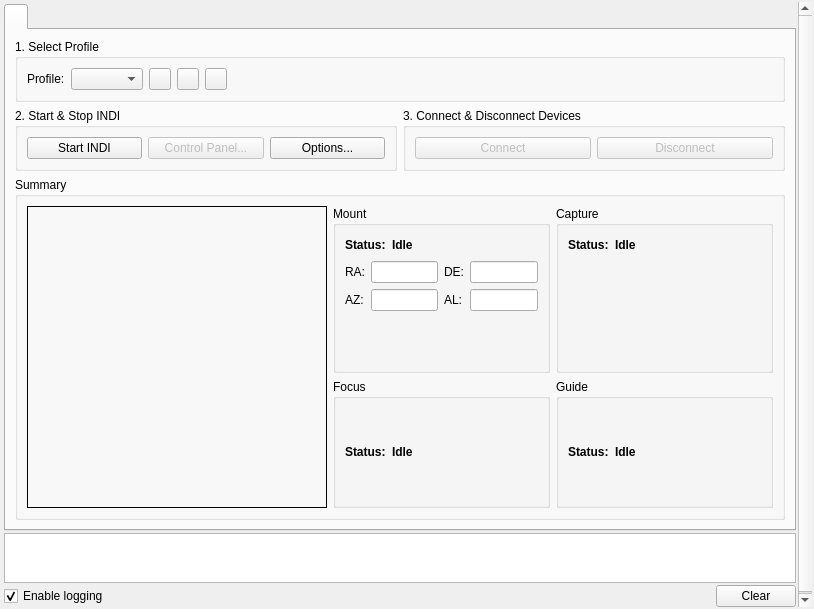
The window that kstars/ekos/ekosmanager.ui (KDE/kstars) describes before a commit, drawn with Qt 5.
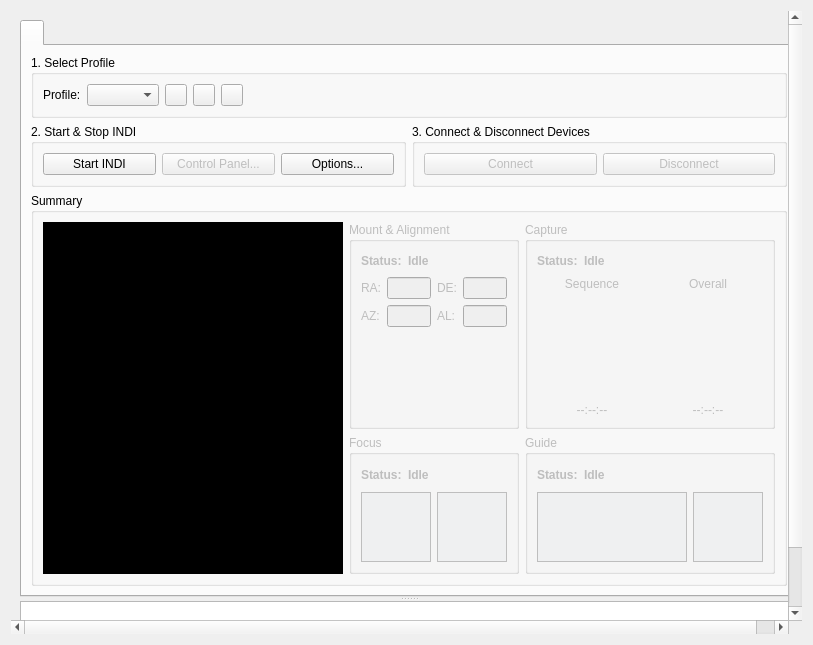
The same window after the commit. Icons and pictures are not drawn. Custom widgets are drawn as their Qt base class.

Diff of the .ui file:
```diff
--- a/kstars/ekos/ekosmanager.ui
+++ b/kstars/ekos/ekosmanager.ui
@@ -6,8 +6,8 @@
    <rect>
     <x>0</x>
     <y>0</y>
-    <width>814</width>
-    <height>609</height>
+    <width>813</width>
+    <height>645</height>
    </rect>
   </property>
   <property name="baseSize">
@@ -19,25 +19,7 @@
   <property name="windowTitle">
    <string>Ekos</string>
   </property>
-  <layout class="QVBoxLayout" name="verticalLayout_3">
-   <property name="spacing">
-    <number>2</number>
-   </property>
-   <property name="sizeConstraint">
-    <enum>QLayout::SetMinAndMaxSize</enum>
-   </property>
-   <property name="leftMargin">
-    <number>2</number>
-   </property>
-   <property name="topMargin">
-    <number>2</number>
-   </property>
-   <property name="rightMargin">
-    <number>2</number>
-   </property>
-   <property name="bottomMargin">
-    <number>2</number>
-   </property>
+  <layout class="QVBoxLayout" name="verticalLayout_7">
    <item>
     <widget class="QScrollArea" name="ekosScrollArea">
      <property name="sizePolicy">
@@ -72,8 +54,8 @@
        <rect>
         <x>0</x>
         <y>0</y>
-        <width>810</width>
-        <height>605</height>
+        <width>799</width>
+        <height>631</height>
        </rect>
       </property>
       <property name="sizePolicy">
@@ -88,26 +70,12 @@
         <height>0</height>
        </size>
       </property>
-      <layout class="QVBoxLayout" name="verticalLayout_2">
-       <property name="spacing">
-        <number>2</number>
-       </property>
-       <property name="sizeConstraint">
-        <enum>QLayout::SetMinAndMaxSize</enum>
-       </property>
-       <property name="leftMargin">
-        <number>2</number>
-       </property>
-       <property name="topMargin">
-        <number>2</number>
-       </property>
-       <property name="rightMargin">
-        <number>2</number>
-       </property>
-       <property name="bottomMargin">
-        <number>2</number>
-       </property>
+      <layout class="QVBoxLayout" name="verticalLayout_3">
        <item>
+        <widget class="QSplitter" name="splitter">
+         <property name="orientation">
+          <enum>Qt::Vertical</enum>
+         </property>
         <widget class="QTabWidget" name="toolsWidget">
          <property name="sizePolicy">
           <sizepolicy hsizetype="Preferred" vsizetype="Preferred">
@@ -322,6 +290,9 @@
            </item>
            <item>
             <widget class="QGroupBox" name="summaryGroup">
+              <property name="enabled">
+               <bool>true</bool>
+              </property>
              <property name="sizePolicy">
               <sizepolicy hsizetype="Preferred" vsizetype="Preferred">
                <horstretch>0</horstretch>
@@ -337,11 +308,11 @@
              <property name="title">
               <string>Summary</string>
              </property>
-             <layout class="QHBoxLayout" name="horizontalLayout_8">
+              <layout class="QHBoxLayout" name="horizontalLayout_8" stretch="1,2">
               <item>
                <widget class="QLabel" name="fitsImage">
                 <property name="sizePolicy">
-                 <sizepolicy hsizetype="Expanding" vsizetype="Expanding">
+                  <sizepolicy hsizetype="Preferred" vsizetype="Preferred">
                   <horstretch>0</horstretch>
                   <verstretch>0</verstretch>
                  </sizepolicy>
@@ -361,8 +332,11 @@
                 <property name="cursor">
                  <cursorShape>ArrowCursor</cursorShape>
                 </property>
+                 <property name="styleSheet">
+                  <string notr="true">background-color:black;</string>
+                 </property>
                 <property name="frameShape">
-                 <enum>QFrame::Box</enum>
+                  <enum>QFrame::NoFrame</enum>
                 </property>
                 <property name="text">
                  <string/>
@@ -371,7 +345,10 @@
                  <pixmap resource="../data/kstars.qrc">:/images/noimage.png</pixmap>
                 </property>
                 <property name="scaledContents">
-                 <bool>true</bool>
+                  <bool>false</bool>
+                 </property>
+                 <property name="alignment">
+                  <set>Qt::AlignCenter</set>
                 </property>
                </widget>
               </item>
@@ -379,8 +356,11 @@
                <layout class="QGridLayout" name="gridLayout" rowstretch="1,1" columnstretch="1,1">
                 <item row="0" column="0">
                  <widget class="QGroupBox" name="mountGroup">
+                   <property name="enabled">
+                    <bool>false</bool>
+                   </property>
                   <property name="title">
-                   <string>Mount</string>
+                    <string>Mount &amp;&amp; Alignment</string>
                   </property>
                   <layout class="QVBoxLayout" name="verticalLayout_4">
                    <item>
@@ -519,10 +499,13 @@
                 </item>
                 <item row="0" column="1">
                  <widget class="QGroupBox" name="captureGroup">
+                   <property name="enabled">
+                    <bool>false</bool>
+                   </property>
                   <property name="title">
                    <string>Capture</string>
                   </property>
-                  <layout class="QVBoxLayout" name="verticalLayout_6">
+                   <layout class="QVBoxLayout" name="verticalLayout_10">
                    <item>
                     <layout class="QHBoxLayout" name="captureStatusLayout">
                      <item>
@@ -561,6 +544,20 @@
                     </layout>
                    </item>
                    <item>
+                     <layout class="QHBoxLayout" name="horizontalLayout_12">
+                      <item>
+                       <layout class="QVBoxLayout" name="verticalLayout_5">
+                        <item>
+                         <widget class="QLabel" name="sequenceLabel">
+                          <property name="text">
+                           <string>Sequence</string>
+                          </property>
+                          <property name="alignment">
+                           <set>Qt::AlignCenter</set>
+                          </property>
+                         </widget>
+                        </item>
+                        <item>
                     <layout class="QHBoxLayout" name="horizontalLayout_7">
                      <item>
                       <spacer name="horizontalSpacer_7">
@@ -569,16 +566,16 @@
                        </property>
                        <property name="sizeHint" stdset="0">
                         <size>
-                         <width>40</width>
+                              <width>13</width>
                          <height>20</height>
                         </size>
                        </property>
                       </spacer>
                      </item>
                      <item>
-                      <widget class="QRoundProgressBar" name="captureProgress" native="true">
+                           <widget class="QRoundProgressBar" name="sequenceProgress" native="true">
                        <property name="enabled">
-                        <bool>true</bool>
+                             <bool>false</bool>
                        </property>
                        <property name="minimumSize">
                         <size>
@@ -592,7 +589,10 @@
                          <height>100</height>
                         </size>
                        </property>
-                       <layout class="QVBoxLayout" name="verticalLayout_5"/>
+                            <property name="styleSheet">
+                             <string notr="true"/>
+                            </property>
+                            <layout class="QVBoxLayout" name="verticalLayout_11"/>
                       </widget>
                      </item>
                      <item>
@@ -602,11 +602,99 @@
                        </property>
                        <property name="sizeHint" stdset="0">
                         <size>
-                         <width>40</width>
+                              <width>13</width>
                          <height>20</height>
                         </size>
                        </property>
                       </spacer>
+                          </item>
+                         </layout>
+                        </item>
+                        <item>
+                         <widget class="QLabel" name="sequenceRemainingTime">
+                          <property name="text">
+                           <string>--:--:--</string>
+                          </property>
+                          <property name="alignment">
+                           <set>Qt::AlignCenter</set>
+                          </property>
+                         </widget>
+                        </item>
+                       </layout>
+                      </item>
+                      <item>
+                       <layout class="QVBoxLayout" name="verticalLayout_6">
+                        <item>
+                         <widget class="QLabel" name="overallLabel">
+                          <property name="text">
+                           <string>Overall</string>
+                          </property>
+                          <property name="alignment">
+                           <set>Qt::AlignCenter</set>
+                          </property>
+                         </widget>
+                        </item>
+                        <item>
+                         <layout class="QHBoxLayout" name="horizontalLayout_11">
+                          <item>
+                           <spacer name="horizontalSpacer_10">
+                            <property name="orientation">
+                             <enum>Qt::Horizontal</enum>
+                            </property>
+                            <property name="sizeHint" stdset="0">
+                             <size>
+                              <width>13</width>
+                              <height>20</height>
+                             </size>
+                            </property>
+                           </spacer>
+                          </item>
+                          <item>
+                           <widget class="QRoundProgressBar" name="captureProgress" native="true">
+                            <property name="enabled">
+                             <bool>false</bool>
+                            </property>
+                            <property name="minimumSize">
+                             <size>
+                              <width>100</width>
+                              <height>100</height>
+                             </size>
+                            </property>
+                            <property name="maximumSize">
+                             <size>
+                              <width>100</width>
+                              <height>100</height>
+                             </size>
+                            </property>
+                            <layout class="QVBoxLayout" name="verticalLayout_14"/>
+                           </widget>
+                          </item>
+                          <item>
+                           <spacer name="horizontalSpacer_9">
+                            <property name="orientation">
+                             <enum>Qt::Horizontal</enum>
+                            </property>
+                            <property name="sizeHint" stdset="0">
+                             <size>
+                              <width>13</width>
+                              <height>20</height>
+                             </size>
+                            </property>
+                           </spacer>
+                          </item>
+                         </layout>
+                        </item>
+                        <item>
+                         <widget class="QLabel" name="overallRemainingTime">
+                          <property name="text">
+                           <string>--:--:--</string>
+                          </property>
+                          <property name="alignment">
+                           <set>Qt::AlignCenter</set>
+                          </property>
+                         </widget>
+                        </item>
+                       </layout>
                      </item>
                     </layout>
                    </item>
@@ -615,10 +703,22 @@
                 </item>
                 <item row="1" column="0">
                  <widget class="QGroupBox" name="focusGroup">
+                   <property name="enabled">
+                    <bool>false</bool>
+                   </property>
+                   <property name="sizePolicy">
+                    <sizepolicy hsizetype="Preferred" vsizetype="Preferred">
+                     <horstretch>0</horstretch>
+                     <verstretch>0</verstretch>
+                    </sizepolicy>
+                   </property>
                   <property name="title">
                    <string>Focus</string>
                   </property>
-                  <layout class="QVBoxLayout" name="focusVerticalLayout">
+                   <property name="flat">
+                    <bool>false</bool>
+                   </property>
+                   <layout class="QVBoxLayout" name="verticalLayout_2" stretch="1,3">
                    <item>
                     <layout class="QHBoxLayout" name="focusStatusLayout">
                      <item>
@@ -656,15 +756,182 @@
                      </item>
                     </layout>
                    </item>
+                    <item>
+                     <layout class="QHBoxLayout" name="horizontalLayout_9" stretch="0,0">
+                      <property name="sizeConstraint">
+                       <enum>QLayout::SetDefaultConstraint</enum>
+                      </property>
+                      <item>
+                       <widget class="QLabel" name="focusProfileImage">
+                        <property name="sizePolicy">
+                         <sizepolicy hsizetype="Preferred" vsizetype="Preferred">
+                          <horstretch>0</horstretch>
+                          <verstretch>0</verstretch>
+                         </sizepolicy>
+                        </property>
+                        <property name="minimumSize">
+                         <size>
+                          <width>70</width>
+                          <height>70</height>
+                         </size>
+                        </property>
+                        <property name="baseSize">
+                         <size>
+                          <width>0</width>
+                          <height>0</height>
+                         </size>
+                        </property>
+                        <property name="palette">
+                         <palette>
+                          <active>
+                           <colorrole role="Window">
+                            <brush brushstyle="SolidPattern">
+                             <color alpha="255">
+                              <red>0</red>
+                              <green>0</green>
+                              <blue>0</blue>
+                             </color>
+                            </brush>
+                           </colorrole>
+                          </active>
+                          <inactive>
+                           <colorrole role="Window">
+                            <brush brushstyle="SolidPattern">
+                             <color alpha="255">
+                              <red>0</red>
+                              <green>0</green>
+                              <blue>0</blue>
+                             </color>
+                            </brush>
+                           </colorrole>
+                          </inactive>
+                          <disabled>
+                           <colorrole role="Window">
+                            <brush brushstyle="SolidPattern">
+                             <color alpha="255">
+                              <red>239</red>
+                              <green>240</green>
+                              <blue>241</blue>
+                             </color>
+                            </brush>
+                           </colorrole>
+                          </disabled>
+                         </palette>
+                        </property>
+                        <property name="cursor">
+                         <cursorShape>ArrowCursor</cursorShape>
+                        </property>
+                        <property name="toolTip">
+                         <string>Focus Profile</string>
+                        </property>
+                        <property name="autoFillBackground">
+                         <bool>true</bool>
+                        </property>
+                        <property name="frameShape">
+                         <enum>QFrame::Panel</enum>
+                        </property>
+                        <property name="text">
+                         <string/>
+                        </property>
+                        <property name="pixmap">
+                         <pixmap resource="../data/kstars.qrc">:/images/noimage.png</pixmap>
+                        </property>
+                        <property name="scaledContents">
+                         <bool>false</bool>
+                        </property>
+                        <property name="alignment">
+                         <set>Qt::AlignCenter</set>
+                        </property>
+                       </widget>
+                      </item>
+                      <item>
+                       <widget class="QLabel" name="focusStarImage">
+                        <property name="sizePolicy">
+                         <sizepolicy hsizetype="Preferred" vsizetype="Preferred">
+                          <horstretch>0</horstretch>
+                          <verstretch>0</verstretch>
+                         </sizepolicy>
+                        </property>
+                        <property name="minimumSize">
+                         <size>
+                          <width>70</width>
+                          <height>70</height>
+                         </size>
+                        </property>
+                        <property name="palette">
+                         <palette>
+                          <active>
+                           <colorrole role="Window">
+                            <brush brushstyle="SolidPattern">
+                             <color alpha="255">
+                              <red>0</red>
+                              <green>0</green>
+                              <blue>0</blue>
+                             </color>
+                            </brush>
+                           </colorrole>
+                          </active>
+                          <inactive>
+                           <colorrole role="Window">
+                            <brush brushstyle="SolidPattern">
+                             <color alpha="255">
+                              <red>0</red>
+                              <green>0</green>
+                              <blue>0</blue>
+                             </color>
+                            </brush>
+                           </colorrole>
+                          </inactive>
+                          <disabled>
+                           <colorrole role="Window">
+                            <brush brushstyle="SolidPattern">
+                             <color alpha="255">
+                              <red>239</red>
+                              <green>240</green>
+                              <blue>241</blue>
+                             </color>
+                            </brush>
+                           </colorrole>
+                          </disabled>
+                         </palette>
+                        </property>
+                        <property name="toolTip">
+                         <string>Focus Star</string>
+                        </property>
+                        <property name="autoFillBackground">
+                         <bool>true</bool>
+                        </property>
+                        <property name="frameShape">
+                         <enum>QFrame::Panel</enum>
+                        </property>
+                        <property name="text">
+                         <string/>
+                        </property>
+                        <property name="pixmap">
+                         <pixmap resource="../data/kstars.qrc">:/images/noimage.png</pixmap>
+                        </property>
+                        <property name="scaledContents">
+                         <bool>false</bool>
+                        </property>
+                        <property name="alignment">
+                         <set>Qt::AlignCenter</set>
+                        </property>
+                       </widget>
+                      </item>
+                     </layout>
+                    </item>
                   </layout>
                  </widget>
                 </item>
                 <item row="1" column="1">
                  <widget class="QGroupBox" name="guideGroup">
+                   <property name="enabled">
+                    <bool>false</bool>
+                   </property>
                   <property name="title">
                    <string>Guide</string>
                   </property>
-                  <layout class="QVBoxLayout" name="guideVerticalLayout">
+                   <layout class="QVBoxLayout" name="verticalLayout_9" stretch="1,3">
                    <item>
                     <layout class="QHBoxLayout" name="guideStatusLayout">
                      <item>
@@ -702,7 +969,153 @@
                      </item>
                     </layout>
                    </item>
-                  </layout>
+                    <item>
+                     <layout class="QHBoxLayout" name="horizontalLayout_10" stretch="3,1">
+                      <item>
+                       <widget class="QLabel" name="guideProfileImage">
+                        <property name="minimumSize">
+                         <size>
+                          <width>150</width>
+                          <height>70</height>
+                         </size>
+                        </property>
+                        <property name="palette">
+                         <palette>
+                          <active>
+                           <colorrole role="Window">
+                            <brush brushstyle="SolidPattern">
+                             <color alpha="255">
+                              <red>0</red>
+                              <green>0</green>
+                              <blue>0</blue>
+                             </color>
+                            </brush>
+                           </colorrole>
+                          </active>
+                          <inactive>
+                           <colorrole role="Window">
+                            <brush brushstyle="SolidPattern">
+                             <color alpha="255">
+                              <red>0</red>
+                              <green>0</green>
+                              <blue>0</blue>
+                             </color>
+                            </brush>
+                           </colorrole>
+                          </inactive>
+                          <disabled>
+                           <colorrole role="Window">
+                            <brush brushstyle="SolidPattern">
+                             <color alpha="255">
+                              <red>239</red>
+                              <green>240</green>
+                              <blue>241</blue>
+                             </color>
+                            </brush>
+                           </colorrole>
+                          </disabled>
+                         </palette>
+                        </property>
+                        <property name="toolTip">
+                         <string>Guide Profile</string>
+                        </property>
+                        <property name="autoFillBackground">
+                         <bool>true</bool>
+                        </property>
+                        <property name="frameShape">
+                         <enum>QFrame::Panel</enum>
+                        </property>
+                        <property name="text">
+                         <string/>
+                        </property>
+                        <property name="pixmap">
+                         <pixmap resource="../data/kstars.qrc">:/images/noimage.png</pixmap>
+                        </property>
+                        <property name="scaledContents">
+                         <bool>false</bool>
+                        </property>
+                        <property name="alignment">
+                         <set>Qt::AlignCenter</set>
+                        </property>
+                       </widget>
+                      </item>
+                      <item>
+                       <widget class="QLabel" name="guideStarImage">
+                        <property name="minimumSize">
+                         <size>
+                          <width>70</width>
+                          <height>70</height>
+                         </size>
+                        </property>
+                        <property name="palette">
+                         <palette>
+                          <active>
+                           <colorrole role="Window">
+                            <brush brushstyle="SolidPattern">
+                             <color alpha="255">
+                              <red>0</red>
+                              <green>0</green>
+                              <blue>0</blue>
+                             </color>
+                            </brush>
+                           </colorrole>
+                          </active>
+                          <inactive>
+                           <colorrole role="Window">
+                            <brush brushstyle="SolidPattern">
+                             <color alpha="255">
+                              <red>0</red>
+                              <green>0</green>
+                              <blue>0</blue>
+                             </color>
+                            </brush>
+                           </colorrole>
+                          </inactive>
+                          <disabled>
+                           <colorrole role="Window">
+                            <brush brushstyle="SolidPattern">
+                             <color alpha="255">
+                              <red>239</red>
+                              <green>240</green>
+                              <blue>241</blue>
+                             </color>
+                            </brush>
+                           </colorrole>
+                          </disabled>
+                         </palette>
+                        </property>
+                        <property name="cursor">
+                         <cursorShape>ArrowCursor</cursorShape>
+                        </property>
+                        <property name="toolTip">
+                         <string>Guide Star</string>
+                        </property>
+                        <property name="autoFillBackground">
+                         <bool>true</bool>
+                        </property>
+                        <property name="styleSheet">
+                         <string notr="true"/>
+                        </property>
+                        <property name="frameShape">
+                         <enum>QFrame::Panel</enum>
+                        </property>
+                        <property name="text">
+                         <string/>
+                        </property>
+                        <property name="pixmap">
+                         <pixmap resource="../data/kstars.qrc">:/images/noimage.png</pixmap>
+                        </property>
+                        <property name="scaledContents">
+                         <bool>false</bool>
+                        </property>
+                        <property name="alignment">
+                         <set>Qt::AlignCenter</set>
+                        </property>
+                       </widget>
+                      </item>
+                     </layout>
+                    </item>
+                   </layout>
                  </widget>
                 </item>
                </layout>
@@ -713,7 +1126,8 @@
           </layout>
          </widget>
         </widget>
-       </item>
+         <widget class="QWidget" name="layoutWidget">
+          <layout class="QVBoxLayout" name="LoggerLayout">
        <item>
         <widget class="QPlainTextEdit" name="ekosLogOut">
          <property name="sizePolicy">
@@ -781,6 +1195,10 @@
           </widget>
          </item>
         </layout>
+           </item>
+          </layout>
+         </widget>
+        </widget>
        </item>
       </layout>
      </widget>
```
Left out of the diff: 5 changed lines with no effect on the pictures. Lines whose indentation alone changed are shown as unchanged.
